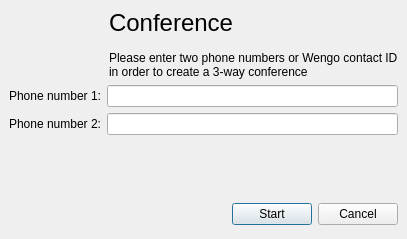
This is wengophone/src/presentation/qt/phonecall/ConferenceCallWidget.ui in tkrotoff/WengoPhone as Qt 5 draws it before an edit. The edited form follows.
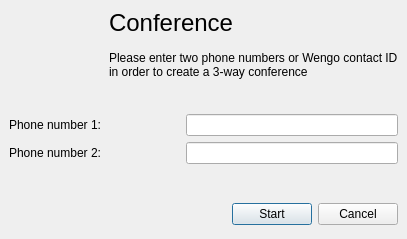
This is the edited form. Icons and pictures are not drawn.

Commit message: Work on the conference call window

What changed in the file:
```diff
--- a/wengophone/src/presentation/qt/phonecall/ConferenceCallWidget.ui
+++ b/wengophone/src/presentation/qt/phonecall/ConferenceCallWidget.ui
@@ -22,7 +22,7 @@
    <property name="spacing" >
     <number>6</number>
    </property>
-   <item row="3" column="1" >
+   <item row="1" column="0" >
     <spacer>
      <property name="orientation" >
       <enum>Qt::Vertical</enum>
@@ -30,12 +30,121 @@
      <property name="sizeHint" >
       <size>
        <width>20</width>
-       <height>40</height>
+       <height>16</height>
       </size>
      </property>
     </spacer>
    </item>
-   <item row="0" column="0" colspan="2" >
+   <item row="2" column="0" >
+    <layout class="QGridLayout" >
+     <property name="margin" >
+      <number>0</number>
+     </property>
+     <property name="spacing" >
+      <number>6</number>
+     </property>
+     <item row="0" column="0" >
+      <widget class="QLabel" name="label" >
+       <property name="text" >
+        <string>Phone number 1:</string>
+       </property>
+      </widget>
+     </item>
+     <item row="0" column="1" >
+      <widget class="QLineEdit" name="phoneNumber1LineEdit" >
+       <property name="minimumSize" >
+        <size>
+         <width>212</width>
+         <height>0</height>
+        </size>
+       </property>
+       <property name="maximumSize" >
+        <size>
+         <width>212</width>
+         <height>16777215</height>
+        </size>
+       </property>
+      </widget>
+     </item>
+     <item row="1" column="1" >
+      <widget class="QLineEdit" name="phoneNumber2LineEdit" >
+       <property name="minimumSize" >
+        <size>
+         <width>212</width>
+         <height>0</height>
+        </size>
+       </property>
+       <property name="maximumSize" >
+        <size>
+         <width>212</width>
+         <height>16777215</height>
+        </size>
+       </property>
+      </widget>
+     </item>
+     <item row="1" column="0" >
+      <widget class="QLabel" name="label_2" >
+       <property name="text" >
+        <string>Phone number 2:</string>
+       </property>
+      </widget>
+     </item>
+    </layout>
+   </item>
+   <item row="3" column="0" >
+    <spacer>
+     <property name="orientation" >
+      <enum>Qt::Vertical</enum>
+     </property>
+     <property name="sizeHint" >
+      <size>
+       <width>279</width>
+       <height>21</height>
+      </size>
+     </property>
+    </spacer>
+   </item>
+   <item row="4" column="0" >
+    <layout class="QHBoxLayout" >
+     <property name="margin" >
+      <number>0</number>
+     </property>
+     <property name="spacing" >
+      <number>6</number>
+     </property>
+     <item>
+      <spacer>
+       <property name="orientation" >
+        <enum>Qt::Horizontal</enum>
+       </property>
+       <property name="sizeHint" >
+        <size>
+         <width>131</width>
+         <height>31</height>
+        </size>
+       </property>
+      </spacer>
+     </item>
+     <item>
+      <widget class="QPushButton" name="startButton" >
+       <property name="text" >
+        <string>Start</string>
+       </property>
+      </widget>
+     </item>
+     <item>
+      <widget class="QPushButton" name="cancelButton" >
+       <property name="text" >
+        <string>Cancel</string>
+       </property>
+       <property name="icon" >
+        <iconset resource="../wengophone.qrc" >:/pics/delete.png</iconset>
+       </property>
+      </widget>
+     </item>
+    </layout>
+   </item>
+   <item row="0" column="0" >
     <widget class="QLabel" name="conferenceLabel" >
      <property name="palette" >
       <palette>
@@ -310,63 +419,6 @@
      </property>
     </widget>
    </item>
-   <item row="2" column="1" >
-    <widget class="QLineEdit" name="phoneNumber2LineEdit" />
-   </item>
-   <item row="1" column="1" >
-    <widget class="QLineEdit" name="phoneNumber1LineEdit" />
-   </item>
-   <item row="2" column="0" >
-    <widget class="QLabel" name="label_2" >
-     <property name="text" >
-      <string>Phone number 2:</string>
-     </property>
-    </widget>
-   </item>
-   <item row="1" column="0" >
-    <widget class="QLabel" name="label" >
-     <property name="text" >
-      <string>Phone number 1:</string>
-     </property>
-    </widget>
-   </item>
-   <item row="4" column="0" colspan="2" >
-    <layout class="QHBoxLayout" >
-     <property name="margin" >
-      <number>0</number>
-     </property>
-     <property name="spacing" >
-      <number>6</number>
-     </property>
-     <item>
-      <spacer>
-       <property name="orientation" >
-        <enum>Qt::Horizontal</enum>
-       </property>
-       <property name="sizeHint" >
-        <size>
-         <width>131</width>
-         <height>31</height>
-        </size>
-       </property>
-      </spacer>
-     </item>
-     <item>
-      <widget class="QPushButton" name="startButton" >
-       <property name="text" >
-        <string>Start</string>
-       </property>
-      </widget>
-     </item>
-     <item>
-      <widget class="QPushButton" name="cancelButton" >
-       <property name="text" >
-        <string>Cancel</string>
-       </property>
-      </widget>
-     </item>
-    </layout>
-   </item>
   </layout>
  </widget>
  <pixmapfunction></pixmapfunction>
```
